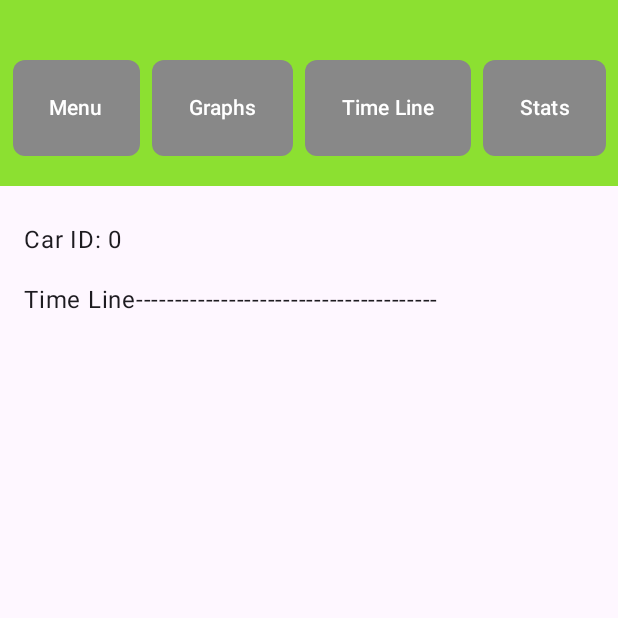
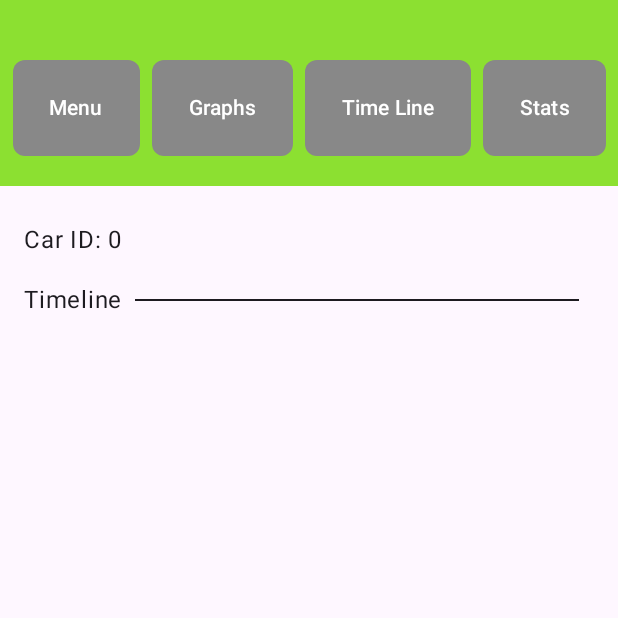
Before and after one commit to DominikBubenik/Car-Main, an Android app built with Jetpack Compose: the screen it shows after launch (MainActivity), after a tap on "Time Line", on a phone screen of 412 x 824 dp, the top half of it. Run offline under Robolectric (Android 15) with nearby library versions, the phone set to English and light mode, and no system bars; our stand-ins replace Room's generated code; libraries missing offline, so code that uses them is left out: co.yml.charts; pictures from the network do not load.

Commit message:
adding Divider

```diff
--- a/app/src/main/java/com/example/car_main/four_main_screens/TimeLineScreen.kt
+++ b/app/src/main/java/com/example/car_main/four_main_screens/TimeLineScreen.kt
@@ -104,13 +104,24 @@ fun TimeLineBody(modifier: Modifier = Modifier, viewModel: TimeLineViewModel, ca
                     .fillMaxWidth()
                     .padding(vertical = 8.dp)
             )
-            Text(
-                text = "Time Line---------------------------------------",
-                style = MaterialTheme.typography.bodyLarge,
+            Row(
                 modifier = Modifier
                     .fillMaxWidth()
                     .padding(vertical = 8.dp)
-            )
+            ) {
+                Text(
+                    text = "Timeline",
+                    style = MaterialTheme.typography.bodyLarge,
+                    modifier = Modifier
+                )
+                Divider(
+                    modifier = Modifier
+                        .weight(1f)
+                        .padding(start = 8.dp, end = 10.dp)
+                        .align(Alignment.CenterVertically),
+                    color = MaterialTheme.colorScheme.onSurface
+                )
+            }
 
             expenses.reversed().forEach { expense ->
                 TimeLineRow(expense)
```
Also changed, not shown: app/src/main/java/com/example/car_main/four_main_screens/TimeLineViewModel.kt (+0 -16 lines).
